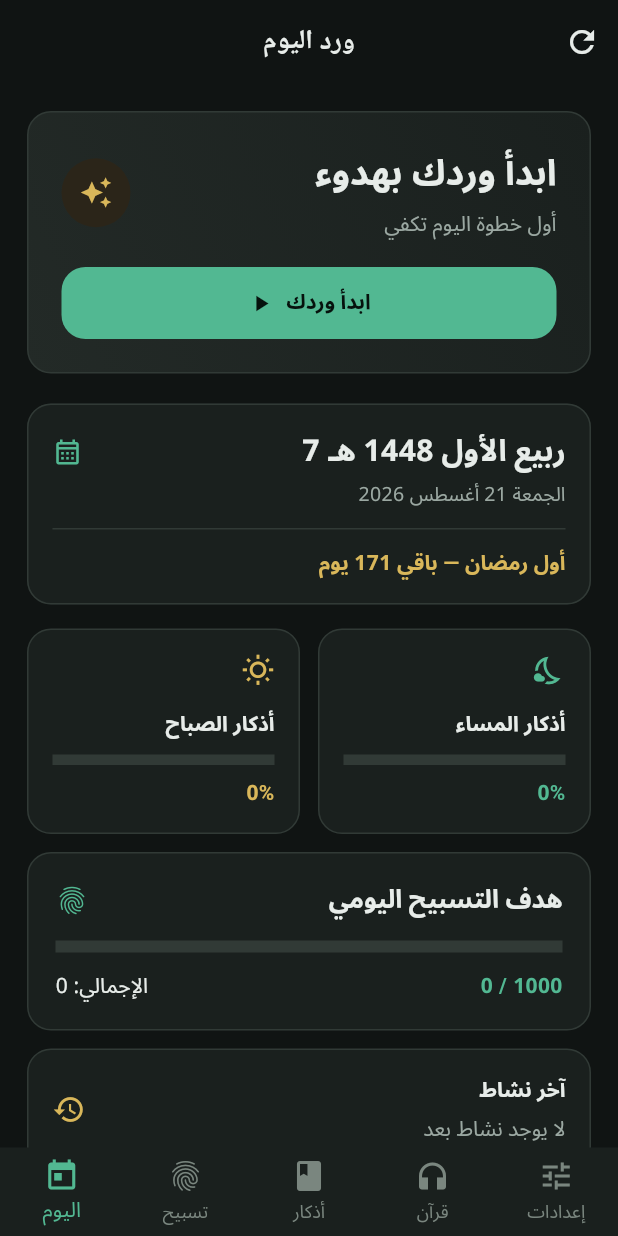
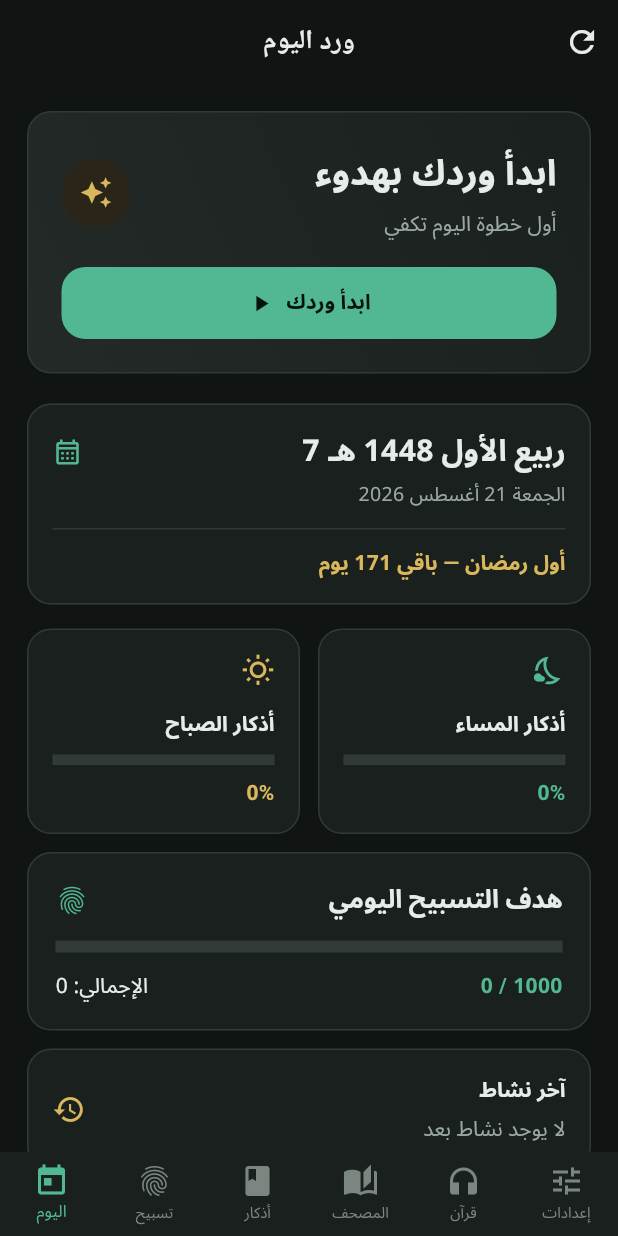
Before and after one commit to The-Real-Bedo/Adhkari-app, a Flutter app: the screen it shows after launch, on a phone screen of 412 x 824 dp. Run offline on Flutter 3.47's test engine with Material 3 defaults, Android fonts, the phone set to English and light mode, and no system bars; our stand-ins replace adhan, audio_service, flutter_local_notifications, flutter_timezone, geolocator, google_fonts and 4 more; missing offline and left inert: audio_session; Roboto replaces fonts that are missing (Cairo); statements that could not run were skipped.

Commit message:
feat(nav): build only the visible tab and add a mushaf tab
The tab list was an eagerly-built array, so every `build` constructed all
six screens to display one. Replaced with a `_pageFor(index)` switch that
builds just the selected screen.

Tab indices are named constants now. Today navigates to other tabs by
number, so inserting a tab in the middle used to silently repoint those
jumps at the wrong screen with nothing failing analysis. Adding the mushaf
tab is exactly that insertion.

The reciters screen also gets a direct entry to the mushaf index.

Co-Authored-By: Claude Opus 5 <noreply@anthropic.com>

```diff
--- a/lib/screens/main_navigation.dart
+++ b/lib/screens/main_navigation.dart
@@ -2,13 +2,14 @@ import 'package:flutter/material.dart';
 import 'package:shared_preferences/shared_preferences.dart';
 
 import '../theme/app_theme.dart';
+import '../widgets/mini_player.dart';
+import 'azkar_screen.dart';
+import 'quran/mushaf_index_screen.dart';
+import 'quran/quran_player_screen.dart';
+import 'quran/reciters_screen.dart';
+import 'settings_screen.dart';
+import 'tasbih_screen.dart';
 import 'today_screen.dart';
-import 'tasbih_screen.dart';
-import 'azkar_screen.dart';
-import 'settings_screen.dart';
-import 'quran/reciters_screen.dart';
-import 'quran/quran_player_screen.dart';
-import '../widgets/mini_player.dart';
 
 class MainNavigation extends StatefulWidget {
   final VoidCallback toggleTheme;
@@ -19,7 +20,17 @@ class MainNavigation extends StatefulWidget {
 }
 
 class _MainNavigationState extends State<MainNavigation> {
-  int _selectedIndex = 0;
+  // أرقام التبويبات مسمّاة عن قصد: شاشة "اليوم" بتنقل للتبويبات بالرقم،
+  // وأي تبويب جديد بيتحط في النص كان بيزحزح الأرقام ويودّي على شاشة غلط
+  // من غير أي خطأ في التحليل.
+  static const int _tabToday = 0;
+  static const int _tabTasbih = 1;
+  static const int _tabAzkar = 2;
+  static const int _tabMushaf = 3;
+  static const int _tabQuran = 4;
+  static const int _tabSettings = 5;
+
+  int _selectedIndex = _tabToday;
   double _fontSize = 18.0;
   bool _showSlider = false;
 
@@ -49,27 +60,41 @@ class _MainNavigationState extends State<MainNavigation> {
     });
   }
 
+  /// الشاشة بتتبنى بالرقم صراحة، فالربط بين رقم التبويب وشاشته مكتوب في
+  /// مكان واحد. وكده كمان بنبني الشاشة المعروضة بس، مش الستة كلهم كل
+  /// مرة الـ build يتنده زي قبل كده.
+  Widget _pageFor(int index) {
+    switch (index) {
+      case _tabToday:
+        return TodayScreen(
+          openTasbih: () => _openPage(_tabTasbih),
+          openAzkar: () => _openPage(_tabAzkar),
+          openQuran: () => _openPage(_tabQuran),
+          openSettings: () => _openPage(_tabSettings),
+        );
+      case _tabTasbih:
+        return const TasbihHome();
+      case _tabAzkar:
+        return AzkarPage(fontSize: _fontSize);
+      case _tabMushaf:
+        return const MushafIndexScreen();
+      case _tabQuran:
+        return const RecitersScreen();
+      case _tabSettings:
+        return SettingsScreen(toggleTheme: widget.toggleTheme);
+      default:
+        return const SizedBox.shrink();
+    }
+  }
+
   @override
   Widget build(BuildContext context) {
     final p = context.palette;
 
-    final List<Widget> pages = [
-      TodayScreen(
-        openTasbih: () => _openPage(1),
-        openAzkar: () => _openPage(2),
-        openQuran: () => _openPage(3),
-        openSettings: () => _openPage(4),
-      ),
-      const TasbihHome(),
-      AzkarPage(fontSize: _fontSize),
-      const RecitersScreen(),
-      SettingsScreen(toggleTheme: widget.toggleTheme),
-    ];
-
     return Scaffold(
       body: Column(
         children: [
-          Expanded(child: pages[_selectedIndex]),
+          Expanded(child: _pageFor(_selectedIndex)),
           MiniPlayer(
             onTap: () => Navigator.push(
               context,
@@ -80,7 +105,7 @@ class _MainNavigationState extends State<MainNavigation> {
           ),
         ],
       ),
-      floatingActionButton: _selectedIndex != 2
+      floatingActionButton: _selectedIndex != _tabAzkar
           ? null
           : Column(
               mainAxisSize: MainAxisSize.min,
@@ -112,8 +137,7 @@ class _MainNavigationState extends State<MainNavigation> {
                   ),
                 FloatingActionButton(
                   heroTag: "fontBtn",
-                  backgroundColor:
-                      _showSlider ? p.danger : p.primary,
+                  backgroundColor: _showSlider ? p.danger : p.primary,
                   onPressed: () => setState(() => _showSlider = !_showSlider),
                   child: _showSlider
                       ? Icon(Icons.close, color: p.onPrimary)
@@ -136,6 +160,10 @@ class _MainNavigationState extends State<MainNavigation> {
         selectedItemColor: p.primary,
         unselectedItemColor: p.textFaint,
         elevation: 0,
+        // ستة تبويبات محتاجة خط أصغر شوية عشان الكلام مايتقطعش على
+        // الشاشات الضيقة
+        selectedFontSize: 11,
+        unselectedFontSize: 10,
         items: const [
           BottomNavigationBarItem(icon: Icon(Icons.today), label: "اليوم"),
           BottomNavigationBarItem(
@@ -143,6 +171,12 @@ class _MainNavigationState extends State<MainNavigation> {
             label: "تسبيح",
           ),
           BottomNavigationBarItem(icon: Icon(Icons.book), label: "أذكار"),
+          // المصحف بقى تبويب بنفسه بدل أيقونة صغيرة جوه شاشة الاستماع —
+          // قبل كده كان مستحيل حد ياخد باله إن في مصحف أصلًا.
+          BottomNavigationBarItem(
+            icon: Icon(Icons.auto_stories),
+            label: "المصحف",
+          ),
           BottomNavigationBarItem(icon: Icon(Icons.headphones), label: "قرآن"),
           BottomNavigationBarItem(icon: Icon(Icons.tune), label: "إعدادات"),
         ],
--- a/lib/screens/quran/reciters_screen.dart
+++ b/lib/screens/quran/reciters_screen.dart
@@ -8,6 +8,7 @@ import '../../theme/app_theme.dart';
 import '../../utils/arabic_text.dart';
 import '../../widgets/app_card.dart';
 import 'downloads_screen.dart';
+import 'mushaf_index_screen.dart';
 import 'surah_list_screen.dart';
 
 /// شاشة اختيار القارئ — بحث بالاسم العربي والمفضلة في الأول
@@ -119,6 +120,13 @@ class _RecitersScreenState extends State<RecitersScreen> {
         appBar: AppBar(
           title: const Text('القرآن الكريم'),
           actions: [
+            IconButton(
+              icon: const Icon(Icons.menu_book_outlined),
+              tooltip: 'اقرأ المصحف',
+              onPressed: () => Navigator.push(
+                context, MaterialPageRoute(builder: (_) => const MushafIndexScreen()),
+              ),
+            ),
             IconButton(
               icon: const Icon(Icons.download_done),
               tooltip: 'التلاوات المحمّلة',
```
